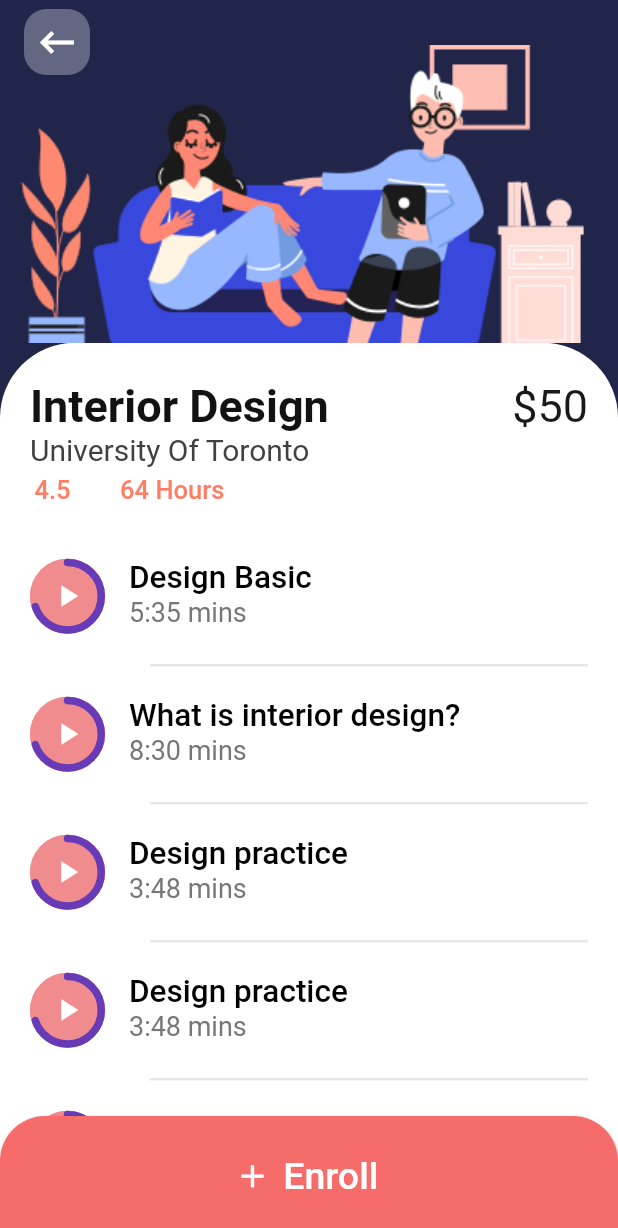
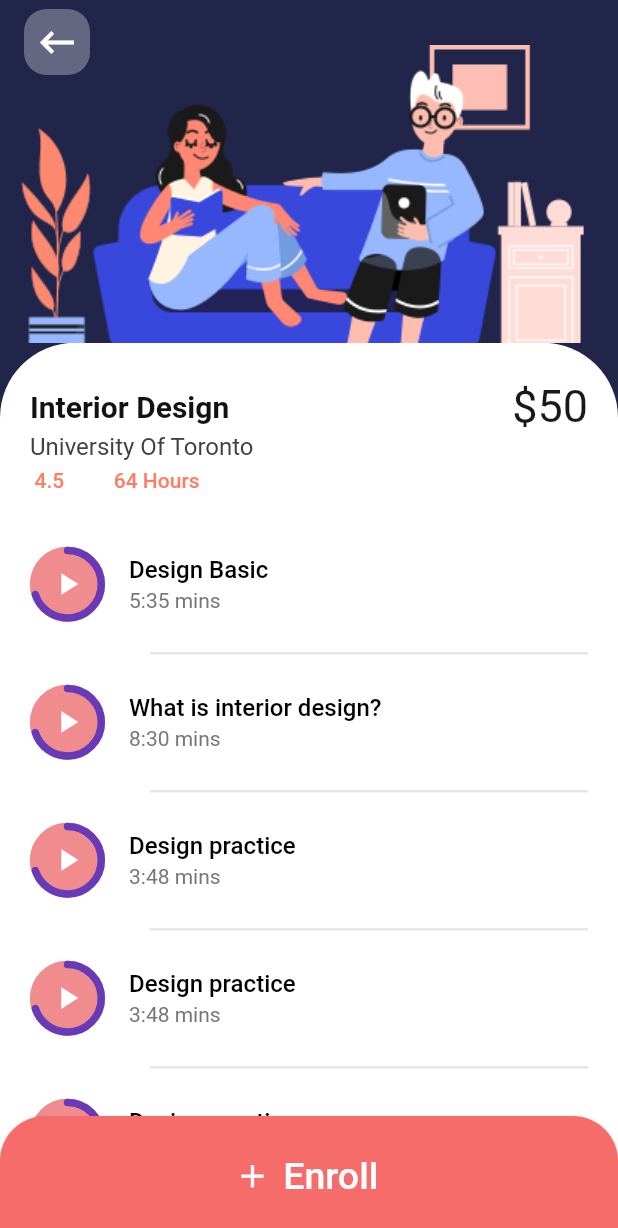
Before and after one commit to SumonHub/maslow, a Flutter app: the CourseDetails screen opened by its route, on a phone screen of 412 x 824 dp. Shown: the top 1228 px of the screen. Run offline on Flutter 3.47's test engine with Material 2 defaults, Android fonts, the phone set to English and light mode, and no system bars; drawn by our look-alikes of percent_indicator; our stand-ins replace simple_animations, splashscreen.

Commit message:
add CourseDetails.dart

```diff
--- a/lib/view/screens/CourseDetails.dart
+++ b/lib/view/screens/CourseDetails.dart
@@ -85,7 +85,7 @@ class _CourseDetailsState extends State<CourseDetails> {
                                 "Interior Design",
                                 style: TextStyle(
                                     fontWeight: FontWeight.bold,
-                                    fontSize: 30,
+                                    fontSize: 20,
                                     color: Color(0xff121212)),
                               ),
                               Text(
@@ -98,7 +98,7 @@ class _CourseDetailsState extends State<CourseDetails> {
                           Text(
                             "University Of Toronto",
                             style: TextStyle(
-                                fontSize: 20, color: Color(0xff414141)),
+                                fontSize: 16, color: Color(0xff414141)),
                           ),
                           Row(
                             children: [
@@ -107,7 +107,7 @@ class _CourseDetailsState extends State<CourseDetails> {
                                 child: Text(
                                   "4.5",
                                   style: TextStyle(
-                                      fontSize: 17,
+                                      fontSize: 14,
                                       color: Color(0xffff7c65),
                                       fontWeight: FontWeight.w500),
                                 ),
@@ -120,7 +120,7 @@ class _CourseDetailsState extends State<CourseDetails> {
                                 child: Text(
                                   "64 Hours",
                                   style: TextStyle(
-                                      fontSize: 17,
+                                      fontSize: 14,
                                       color: Color(0xffff7c65),
                                       fontWeight: FontWeight.w500),
                                 ),
@@ -242,7 +242,7 @@ class CustomTile extends StatelessWidget {
             title,
             style: TextStyle(
               fontWeight: FontWeight.w500,
-              fontSize: 21,
+              fontSize: 16,
               color: Color(0xff000000),
             ),
           ),
@@ -251,7 +251,7 @@ class CustomTile extends StatelessWidget {
             duration,
             style: TextStyle(
               fontWeight: FontWeight.w400,
-              fontSize: 18,
+              fontSize: 14,
               color: Color(0xff777777),
             ),
           ),
```
